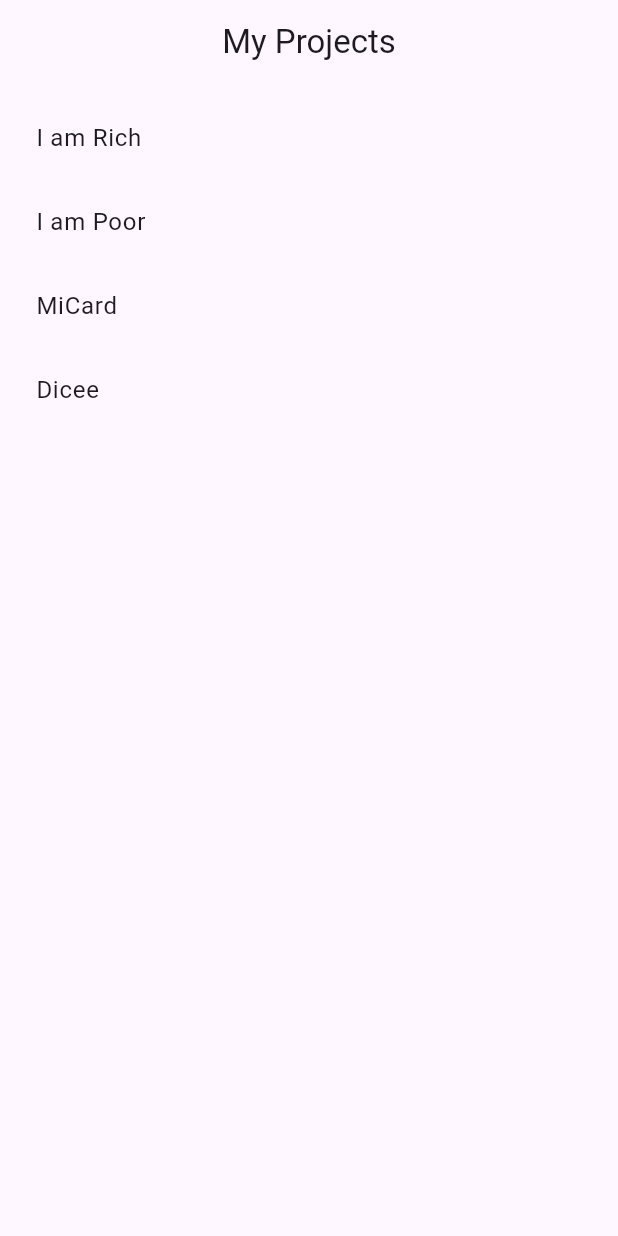
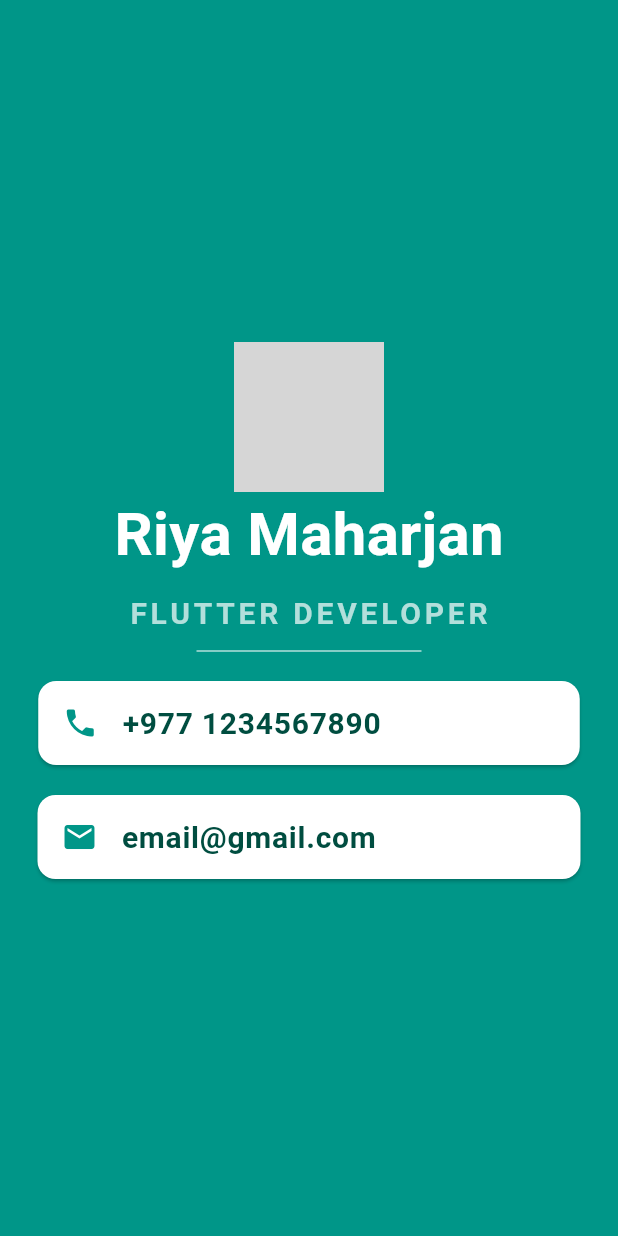
Before and after one commit to PranavBajracharya/riya_portfolio, a Flutter app: the screen it shows after launch, after a tap on "MiCard", on a phone screen of 412 x 824 dp. Run offline on Flutter 3.47's test engine with Material 3 defaults, Android fonts, the phone set to English and light mode, and no system bars; Roboto replaces fonts that are missing (Pacifico, Source Sans 3); grey boxes are pictures that could not be loaded.

Commit message:
micard screen added

```diff
--- a/riya_portfolio/lib/screens/home_screen.dart
+++ b/riya_portfolio/lib/screens/home_screen.dart
@@ -1,6 +1,7 @@
 import 'package:flutter/material.dart';
 import 'package:riya_portfolio/screens/i_am_poor/i_am_poor_screen.dart';
 import 'package:riya_portfolio/screens/i_am_rich/i_am_rich_screen.dart';
+import 'package:riya_portfolio/screens/mi_card/mi_card_screen.dart';
 
 class HomeScreen extends StatefulWidget {
   const HomeScreen({super.key});
@@ -55,7 +56,16 @@ class _HomeScreenState extends State<HomeScreen> {
               ),
             ),
             ListTile(
-              onTap: () {},
+              onTap: () {
+                Navigator.push(
+                  context,
+                  MaterialPageRoute(
+                    builder: (context) {
+                      return const MiCardScreen();
+                    },
+                  ),
+                );
+              },
               title: const Text(
                 "MiCard",
               ),
--- /dev/null
+++ b/riya_portfolio/lib/screens/mi_card/mi_card_screen.dart
@@ -0,0 +1,95 @@
+import 'dart:ui';
+
+import 'package:flutter/material.dart';
+import 'package:flutter/widgets.dart';
+
+class MiCardScreen extends StatelessWidget {
+  const MiCardScreen({super.key});
+
+  @override
+  Widget build(BuildContext context) {
+    return Scaffold(
+      backgroundColor: Colors.teal,
+      body: SafeArea(
+        child: Column(
+          mainAxisAlignment: MainAxisAlignment.center,
+          children: [
+            const CircleAvatar(
+              radius: 50.0,
+              backgroundImage: AssetImage('images/woman-590490_640.jpg'),
+            ),
+            const Text(
+              'Riya Maharjan',
+              style: TextStyle(
+                fontFamily: 'Pacifico',
+                fontSize: 40.0,
+                color: Colors.white,
+                fontWeight: FontWeight.bold,
+              ),
+            ),
+            SizedBox(
+              height: 10.0,
+            ),
+            Text(
+              'FLUTTER DEVELOPER',
+              style: TextStyle(
+                fontFamily: 'Source Sans 3',
+                fontSize: 20.0,
+                fontWeight: FontWeight.bold,
+                color: Colors.teal.shade100,
+                letterSpacing: 2.5,
+              ),
+            ),
+            SizedBox(
+              height: 20.0,
+              width: 150.0,
+              child: Divider(
+                color: Colors.teal.shade100,
+              ),
+            ),
+            Card(
+              margin:
+                  const EdgeInsets.symmetric(vertical: 10.0, horizontal: 25.5),
+              color: Colors.white,
+              child: ListTile(
+                leading: Icon(
+                  Icons.phone,
+                  color: Colors.teal,
+                ),
+                title: Text('+977 1234567890',
+                    style: TextStyle(
+                      fontFamily: 'Source Sans 3',
+                      fontSize: 20.0,
+                      fontWeight: FontWeight.bold,
+                      color: Colors.teal.shade900,
+                    )),
+              ),
+            ),
+            Card(
+              color: Colors.white,
+              margin: const EdgeInsets.symmetric(
+                vertical: 10.0,
+                horizontal: 25.0,
+              ),
+              child: ListTile(
+                leading: Icon(
+                  Icons.email,
+                  color: Colors.teal,
+                ),
+                title: Text(
+                  'email@gmail.com',
+                  style: TextStyle(
+                    fontFamily: 'Source Sans 3',
+                    fontSize: 20.0,
+                    fontWeight: FontWeight.bold,
+                    color: Colors.teal.shade900,
+                  ),
+                ),
+              ),
+            )
+          ],
+        ),
+      ),
+    );
+  }
+}
```
